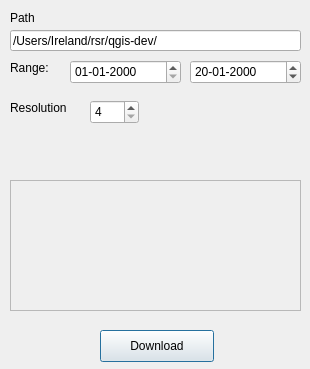
Qt form ui_oceandata.ui (antarctica/oceancolor_downloader) before a commit.
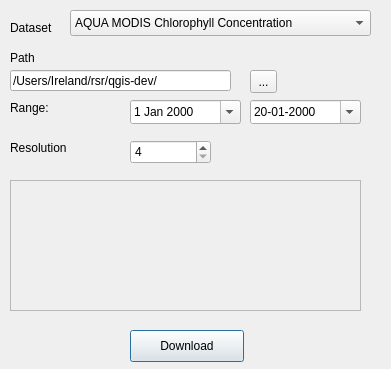
The same form after that commit.

Commit message: Added file dialog to select download location

Diff of the .ui file:
```diff
--- a/ui_oceandata.ui
+++ b/ui_oceandata.ui
@@ -6,7 +6,7 @@
    <rect>
     <x>0</x>
     <y>0</y>
-    <width>310</width>
+    <width>391</width>
     <height>369</height>
    </rect>
   </property>
@@ -17,7 +17,7 @@
    <property name="geometry">
     <rect>
      <x>10</x>
-     <y>60</y>
+     <y>100</y>
      <width>62</width>
      <height>16</height>
     </rect>
@@ -30,8 +30,8 @@
    <property name="geometry">
     <rect>
      <x>10</x>
-     <y>30</y>
-     <width>291</width>
+     <y>70</y>
+     <width>221</width>
      <height>21</height>
     </rect>
    </property>
@@ -47,16 +47,22 @@
     <rect>
      <x>10</x>
      <y>180</y>
-     <width>291</width>
+     <width>351</width>
      <height>131</height>
     </rect>
    </property>
+   <property name="sizePolicy">
+    <sizepolicy hsizetype="Expanding" vsizetype="Expanding">
+     <horstretch>2</horstretch>
+     <verstretch>2</verstretch>
+    </sizepolicy>
+   </property>
   </widget>
   <widget class="QLabel" name="label">
    <property name="geometry">
     <rect>
      <x>10</x>
-     <y>10</y>
+     <y>50</y>
      <width>62</width>
      <height>16</height>
     </rect>
@@ -68,7 +74,7 @@
   <widget class="QPushButton" name="btnDownload">
    <property name="geometry">
     <rect>
-     <x>100</x>
+     <x>130</x>
      <y>330</y>
      <width>114</width>
      <height>32</height>
@@ -81,21 +87,21 @@
   <widget class="QDateEdit" name="startDate">
    <property name="geometry">
     <rect>
-     <x>70</x>
-     <y>60</y>
+     <x>130</x>
+     <y>100</y>
      <width>111</width>
      <height>24</height>
     </rect>
    </property>
-   <property name="displayFormat">
-    <string>dd-MM-yyyy</string>
+   <property name="calendarPopup">
+    <bool>true</bool>
    </property>
   </widget>
   <widget class="QDateEdit" name="endDate">
    <property name="geometry">
     <rect>
-     <x>190</x>
-     <y>60</y>
+     <x>250</x>
+     <y>100</y>
      <width>111</width>
      <height>24</height>
     </rect>
@@ -103,6 +109,9 @@
    <property name="displayFormat">
     <string>dd-MM-yyyy</string>
    </property>
+   <property name="calendarPopup">
+    <bool>true</bool>
+   </property>
    <property name="date">
     <date>
      <year>2000</year>
@@ -114,9 +123,9 @@
   <widget class="QSpinBox" name="spnRes">
    <property name="geometry">
     <rect>
-     <x>90</x>
-     <y>100</y>
-     <width>49</width>
+     <x>130</x>
+     <y>140</y>
+     <width>81</width>
      <height>24</height>
     </rect>
    </property>
@@ -134,7 +143,7 @@
    <property name="geometry">
     <rect>
      <x>10</x>
-     <y>100</y>
+     <y>140</y>
      <width>62</width>
      <height>16</height>
     </rect>
@@ -143,6 +152,47 @@
     <string>Resolution</string>
    </property>
   </widget>
+  <widget class="QLabel" name="label_4">
+   <property name="geometry">
+    <rect>
+     <x>10</x>
+     <y>20</y>
+     <width>62</width>
+     <height>16</height>
+    </rect>
+   </property>
+   <property name="text">
+    <string>Dataset</string>
+   </property>
+  </widget>
+  <widget class="QComboBox" name="comboBoxDatasets">
+   <property name="geometry">
+    <rect>
+     <x>70</x>
+     <y>10</y>
+     <width>301</width>
+     <height>26</height>
+    </rect>
+   </property>
+   <item>
+    <property name="text">
+     <string>AQUA MODIS Chlorophyll Concentration</string>
+    </property>
+   </item>
+  </widget>
+  <widget class="QToolButton" name="toolButton">
+   <property name="geometry">
+    <rect>
+     <x>250</x>
+     <y>70</y>
+     <width>27</width>
+     <height>23</height>
+    </rect>
+   </property>
+   <property name="text">
+    <string>...</string>
+   </property>
+  </widget>
  </widget>
  <resources/>
  <connections>
```
Left out of the diff: 16 changed lines with no effect on the pictures. The commit also changes 3 other files.
